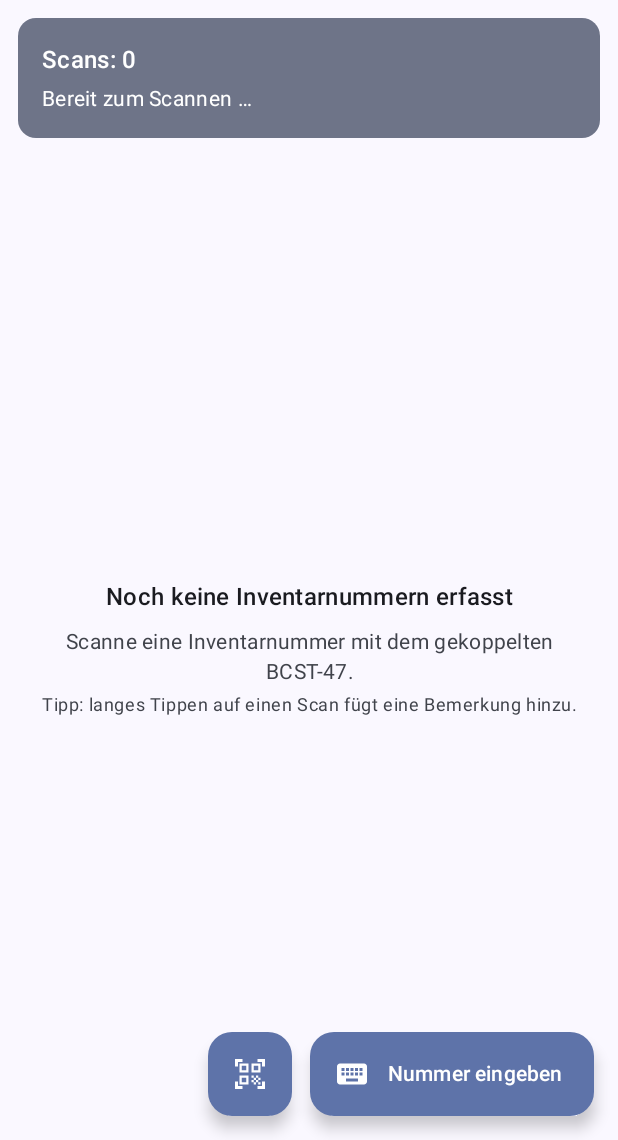
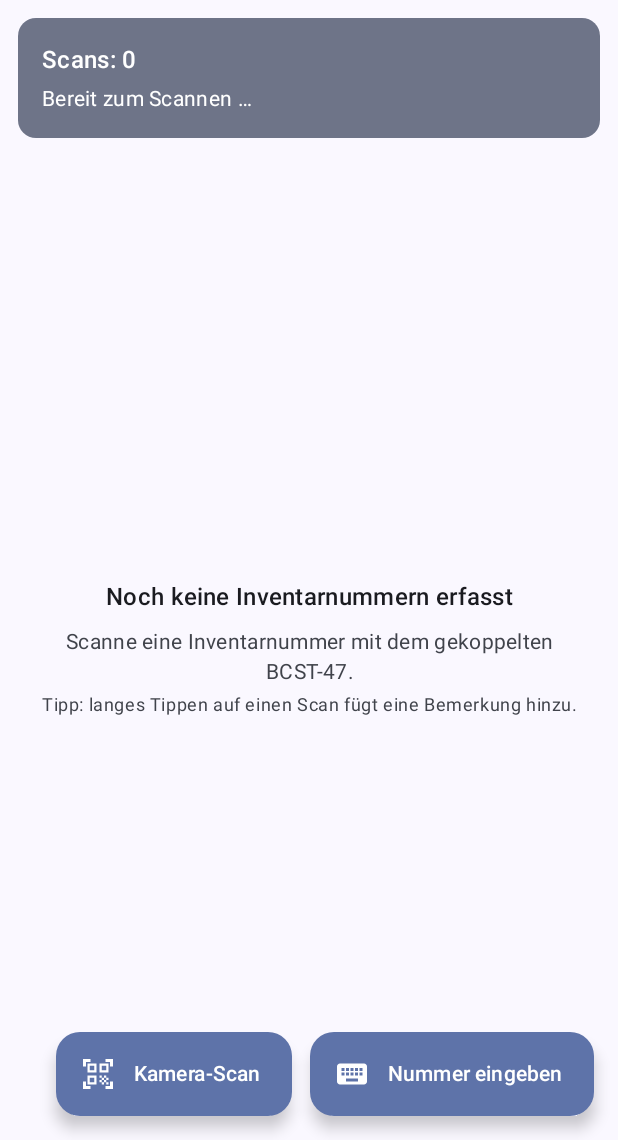
Before and after one commit to olafkenfenheuer/inventur, an Android app built with Jetpack Compose: the screen it shows after launch (MainActivity), on a phone screen of 412 x 824 dp, the part 96-1236 px from its top. Run offline under Robolectric (Android 15) with nearby library versions, the phone set to English and light mode, and no system bars; libraries missing offline, so code that uses them is left out: com.inateck.scanner; 1 statement that could not run was skipped.

Commit message:
Kamera-FAB responsiv: Text ab 380 dp, sonst nur Icon
Auf breiten Bildschirmen (>= 380 dp, z. B. 1080er) zeigt der Kamera-Scan-FAB
Icon und Text; auf schmalen (z. B. 720er / 360 dp) nur das Icon, damit die
FAB-Zeile nicht umbricht.

Co-Authored-By: Claude Opus 4.8 <noreply@anthropic.com>

```diff
--- a/app/src/main/java/com/kenfenheuer/inventur/ui/InventoryScreen.kt
+++ b/app/src/main/java/com/kenfenheuer/inventur/ui/InventoryScreen.kt
@@ -66,6 +66,7 @@ import androidx.compose.ui.focus.FocusRequester
 import androidx.compose.ui.focus.focusRequester
 import androidx.compose.ui.graphics.Brush
 import androidx.compose.ui.graphics.Color
+import androidx.compose.ui.platform.LocalConfiguration
 import androidx.compose.ui.platform.LocalContext
 import androidx.compose.ui.res.painterResource
 import androidx.compose.ui.text.font.FontFamily
@@ -170,9 +171,18 @@ fun InventoryScreen(
                 verticalAlignment = Alignment.CenterVertically,
                 horizontalArrangement = Arrangement.spacedBy(12.dp),
             ) {
-                // Kompakter Icon-FAB, damit die Zeile auch auf schmalen Geraeten passt.
-                FloatingActionButton(onClick = onOpenCameraScan) {
-                    Icon(Icons.Filled.QrCodeScanner, contentDescription = "Kamera-Scan")
+                // Auf breiten Bildschirmen beide FABs mit Text; auf schmalen den
+                // Kamera-FAB nur als Icon, damit die Zeile nicht umbricht.
+                if (LocalConfiguration.current.screenWidthDp >= 380) {
+                    ExtendedFloatingActionButton(
+                        onClick = onOpenCameraScan,
+                        icon = { Icon(Icons.Filled.QrCodeScanner, contentDescription = null) },
+                        text = { Text("Kamera-Scan") },
+                    )
+                } else {
+                    FloatingActionButton(onClick = onOpenCameraScan) {
+                        Icon(Icons.Filled.QrCodeScanner, contentDescription = "Kamera-Scan")
+                    }
                 }
                 ExtendedFloatingActionButton(
                     onClick = { showManualDialog = true },
```
